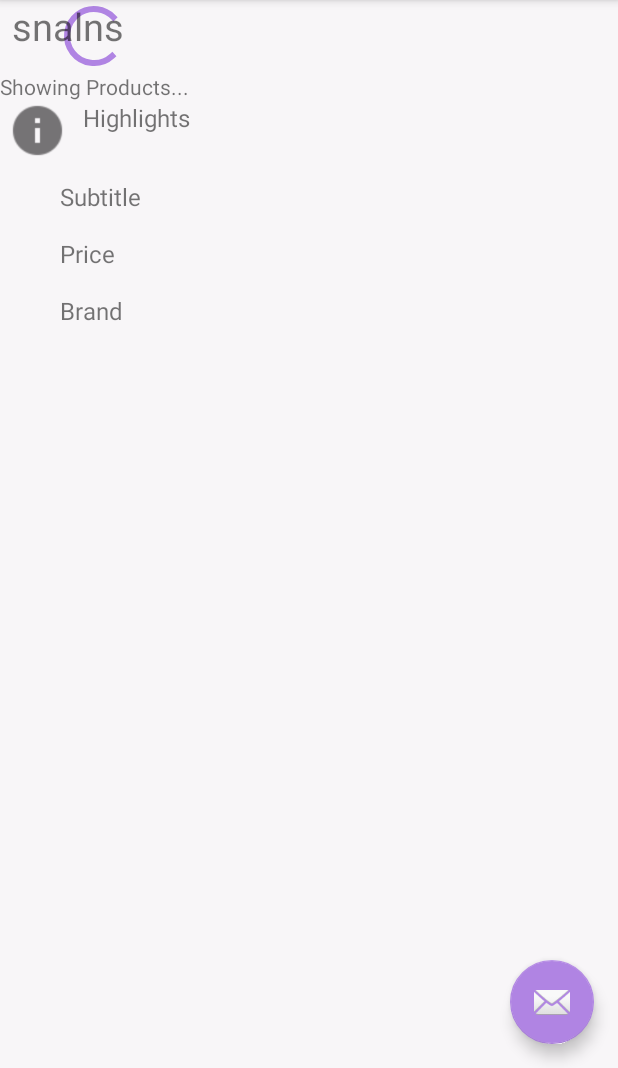
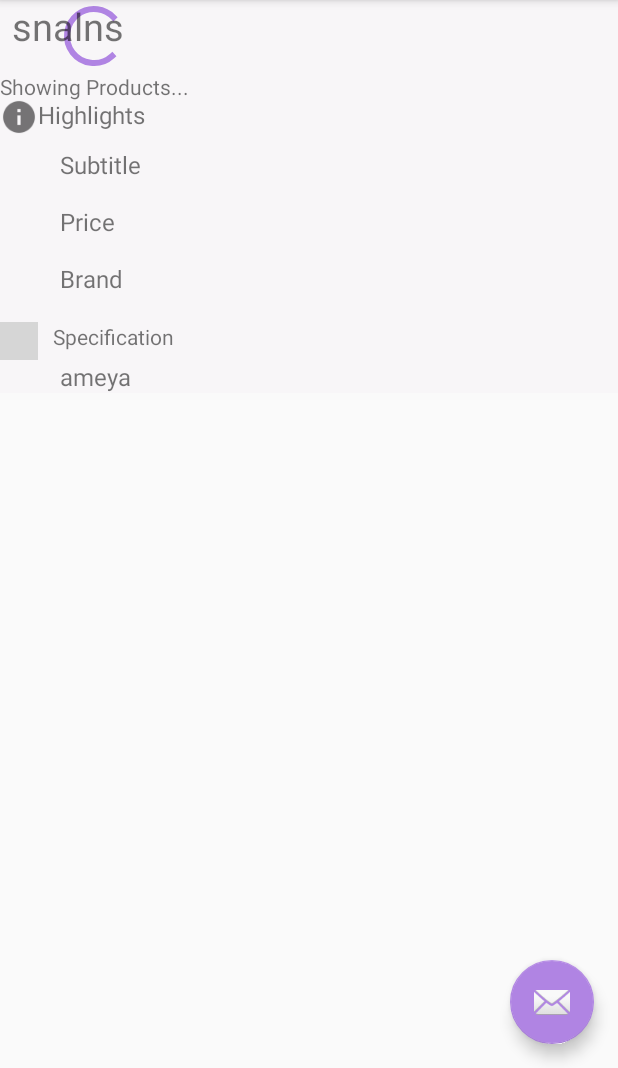
Before and after one commit to ameya-k/ProductSearch-Android, an Android app: the prodInfo screen opened directly, with no data from a screen before it, on a phone screen of 412 x 824 dp, the part 168-1236 px from its top. Run offline under Robolectric (Android 15) with nearby library versions, the phone set to English and light mode, and no system bars; our stand-ins replace Picasso, Volley; network calls fail; pictures from the network do not load; 7 statements that could not run were skipped; grey boxes are pictures that could not be loaded.

```diff
--- a/app/src/main/java/com/example/myapplication/prodInfo.java
+++ b/app/src/main/java/com/example/myapplication/prodInfo.java
@@ -110,6 +110,7 @@ public class prodInfo extends Fragment {
                     pr_title_sec=constructTitleSection(iobj,v,pro);
                     pr_price_sec=constructPriceSection(iobj,v,pro);
                     pr_highlights_sec=constructHighlightSection(iobj,v,pro);
+                    pr_spec_sec=constructSpecificsSection(iobj,v,pro);
 
                     if(!(pr_images_sec||pr_title_sec||pr_price_sec||pr_highlights_sec|pr_spec_sec)){
                         TextView nores=v.findViewById(R.id.noresview);
@@ -140,6 +141,39 @@ public class prodInfo extends Fragment {
 
     }
 
+    private Boolean constructSpecificsSection(JSONObject iobj, View v, productRecyclerList pro) {
+
+        TextView specview=v.findViewById(R.id.specifictextview);
+
+        String specifics_string="";
+        if(!("default".equals(brand))){
+            specifics_string+="\u2022"+brand;
+        }
+
+        try {
+            JSONArray ispecifics=iobj.getJSONObject("Item").getJSONObject("ItemSpecifics").getJSONArray("NameValueList");
+            for(int i=0;i<ispecifics.length();i++){
+                if(!(ispecifics.getJSONObject(i).getString("Name").equals("Brand"))){
+                    specifics_string+="\n"+"\u2022"+ispecifics.getJSONObject(i).getJSONArray("Value").getString(0);
+
+                }
+
+            }
+            Log.i("Full text",specifics_string);
+            specview.setText(specifics_string);
+            Log.i("getetxt",specview.getText().toString());
+            return true;
+
+        } catch (JSONException e) {
+            e.printStackTrace();
+            specview.setVisibility(View.GONE);
+            v.findViewById(R.id.linspeclayout).setVisibility(View.GONE);
+            return false;
+        }
+
+
+    }
+
     private Boolean constructHighlightSection(JSONObject iobj, View v, productRecyclerList pro) {
 
         TextView subtextvalue=v.findViewById(R.id.subtextviewvalue);
@@ -151,6 +185,7 @@ public class prodInfo extends Fragment {
         TableRow pricerow=v.findViewById(R.id.pricerow);
         TableRow brandrow=v.findViewById(R.id.brandrow);
         Boolean flagsubtitle,flagprice,flagbrand=false;
+
 
 
 
--- a/app/src/main/res/layout/fragment_prod_info.xml
+++ b/app/src/main/res/layout/fragment_prod_info.xml
@@ -1,4 +1,18 @@
 <?xml version="1.0" encoding="utf-8"?>
+<ScrollView
+
+    android:layout_width="wrap_content"
+    xmlns:android="http://schemas.android.com/apk/res/android"
+    android:layout_height="wrap_content">
+
+
+
+<LinearLayout
+    xmlns:android="http://schemas.android.com/apk/res/android"
+    android:layout_height="wrap_content"
+    android:layout_width="wrap_content"
+    android:orientation="vertical">
+
 <RelativeLayout xmlns:android="http://schemas.android.com/apk/res/android"
     xmlns:tools="http://schemas.android.com/tools"
     android:layout_width="match_parent"
@@ -92,36 +106,37 @@
         android:layout_alignBaseline="@id/prodprice"/>
 
     <LinearLayout
+        android:id="@+id/highlightslayout"
         android:layout_width="wrap_content"
         android:layout_height="wrap_content"
-        android:orientation="horizontal"
-        android:id="@+id/highlightslayout"
-        android:layout_below="@id/prodprice">
+        android:layout_below="@id/prodprice"
+        android:layout_marginTop="3dp"
+        android:orientation="horizontal">
 
         <ImageView
-            android:layout_width="50dp"
-            android:layout_height="50dp"
             android:id="@+id/highlighticon"
-            android:src="@drawable/information"
+            android:layout_width="25dp"
+            android:layout_height="25dp"
             android:layout_marginTop="5dp"
-            android:padding="5dp"
-            />
+
+
+            android:src="@drawable/information" />
 
         <TextView
+            android:id="@+id/highlighttitle"
             android:layout_width="wrap_content"
             android:layout_height="wrap_content"
-            android:textSize="16dp"
             android:layout_marginTop="5dp"
 
-            android:padding="5dp"
-            android:id="@+id/highlighttitle"
-            android:text="Highlights"/>
+
+            android:text="Highlights"
+            android:textSize="16dp" />
 
     </LinearLayout>
 
     <TableLayout
         android:layout_width="match_parent"
-        android:layout_height="match_parent"
+        android:layout_height="wrap_content"
         android:layout_below="@id/highlightslayout"
         android:id="@+id/tabhighlight"
         >
@@ -201,8 +216,48 @@
 
     </TableLayout>
 
+    <LinearLayout
+        android:layout_width="wrap_content"
+        android:layout_height="wrap_content"
+        android:orientation="horizontal"
+        android:layout_below="@id/tabhighlight"
+        android:id="@+id/linspeclayout"
+        android:layout_marginTop="10dp">
+
+        <ImageView
+            android:layout_width="25dp"
+            android:layout_height="25dp"
+            android:id="@+id/specimage"
+            android:src="@drawable/wrench"
+            />
+
+        <TextView
+            android:layout_width="wrap_content"
+            android:layout_height="wrap_content"
+            android:id="@+id/speclabel"
+            android:text="Specification"
+            android:layout_marginLeft="10dp"/>
+
+    </LinearLayout>
+
+    <TextView
+        android:layout_width="wrap_content"
+        android:layout_height="wrap_content"
+        android:id="@+id/specifictextview"
+        android:layout_below="@id/linspeclayout"
+        android:textSize="16dp"
+        android:text="ameya"
+        android:layout_marginStart="40dp"
+        />
+
+
+
 
 
 
 
 </RelativeLayout>
+
+</LinearLayout>
+
+</ScrollView>
```
